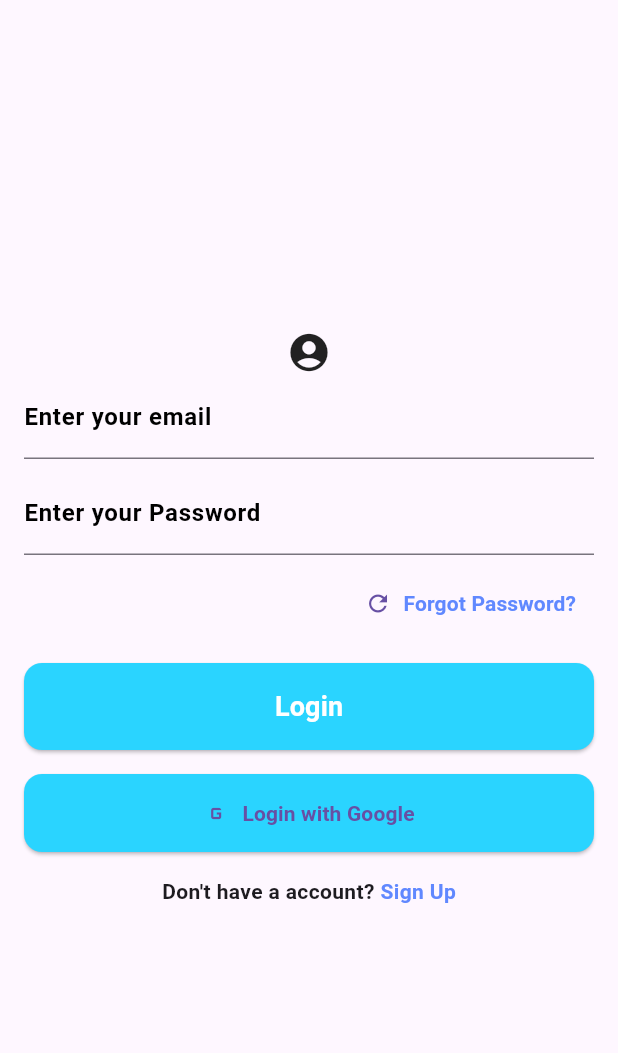
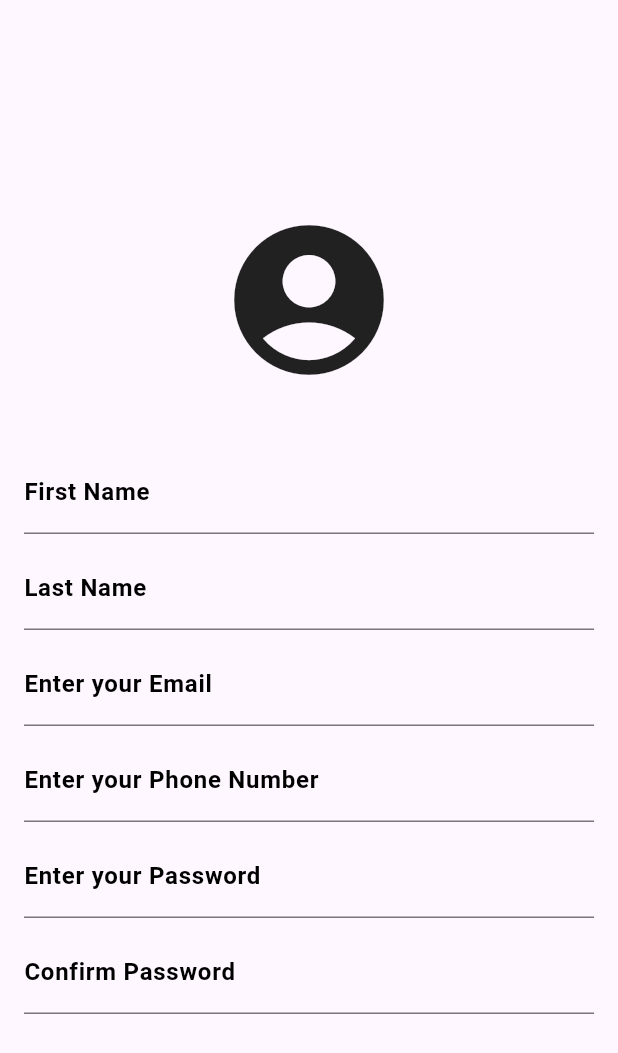
Before and after one commit to alsonmathias/application, a Flutter app: the screen it shows after launch, after a tap on "Sign Up", on a phone screen of 412 x 824 dp. Shown: the top 1053 px of the screen. Run offline on Flutter 3.47's test engine with Material 3 defaults, Android fonts, the phone set to English and light mode, and no system bars.

Commit message:
Done with signup but a issue in loading

```diff
--- a/lib/authenticationPages/mainLoginPage.dart
+++ b/lib/authenticationPages/mainLoginPage.dart
@@ -1,3 +1,5 @@
+import 'package:appli/HomePage/home_page.dart';
+import 'package:appli/authenticationPages/signUpPage.dart';
 import 'package:flutter/material.dart';
 
 class MainLoginPage extends StatefulWidget {
@@ -26,11 +28,12 @@ class _MainLoginPageState extends State<MainLoginPage> {
                 mainAxisAlignment: MainAxisAlignment.center,
                 crossAxisAlignment: CrossAxisAlignment.stretch,
                 children: [
-                  const Icon(Icons.account_circle, size: 30.0,)
-                  ,TextFormField(
+                  const Icon(Icons.account_circle, size: 120.0,),
+                  const SizedBox(height: 40.0),
+                  TextFormField(
                     decoration: const InputDecoration(
                       border: UnderlineInputBorder(),
-                      labelText: 'Enter your email',
+                      labelText: 'Enter your Email',
                       labelStyle: TextStyle(
                         color: Colors.black,
                         fontWeight: FontWeight.bold,
@@ -48,7 +51,7 @@ class _MainLoginPageState extends State<MainLoginPage> {
                     keyboardType: TextInputType.emailAddress,
                   ),
 
-                  const SizedBox(height: 8),
+                  const SizedBox(height: 16),
 
                   TextFormField(
                     decoration: const InputDecoration(
@@ -68,6 +71,7 @@ class _MainLoginPageState extends State<MainLoginPage> {
                         color: Colors.black45,
                       ),
                     ),
+                    keyboardType: TextInputType.emailAddress,
                   ),
                   const SizedBox(height: 8,),
                  Align(
@@ -98,7 +102,7 @@ class _MainLoginPageState extends State<MainLoginPage> {
 
                   const SizedBox(height: 16,),
                   ElevatedButton(
-                    onPressed: () {}
+                    onPressed: () {()=>const HomePage();}
                   ,
                    style: ElevatedButton.styleFrom(
                     padding: const EdgeInsets.symmetric(vertical: 16),
@@ -117,6 +121,10 @@ class _MainLoginPageState extends State<MainLoginPage> {
                    ),
                   ),
                   const SizedBox(height: 16,),
+                  const Divider(
+                    color: Colors.grey,
+                    thickness: 1.0,
+                  ),
                   ElevatedButton.icon(
                     onPressed: () {},
                      label: const Text(
@@ -139,14 +147,20 @@ class _MainLoginPageState extends State<MainLoginPage> {
                     mainAxisAlignment: MainAxisAlignment.center,
                     children: [
                       const Text(
-                        "Don't have a account? ",
+                        "Don't have an account? ",
                         style: TextStyle(
                           fontWeight: FontWeight.bold,
 
                         ),
                       ),
                       GestureDetector(
-                        onTap: () {},
+                        onTap: () {
+                          Navigator.push(
+                            context,
+                            MaterialPageRoute(
+                              builder: (context) => const SignUpPage(),)
+                            );
+                        },
                         child: const Text(
                           'Sign Up',
                           style: TextStyle(
--- /dev/null
+++ b/lib/authenticationPages/signUpPage.dart
@@ -0,0 +1,149 @@
+import 'package:flutter/material.dart';
+
+class SignUpPage extends StatefulWidget {
+  const SignUpPage({ Key? key }) : super(key: key);
+
+  @override
+  _SignUpPageState createState() => _SignUpPageState();
+}
+
+class _SignUpPageState extends State<SignUpPage> {
+  @override
+  Widget build(BuildContext context) {
+    return Scaffold(
+      body: SingleChildScrollView(
+        child: Center(
+          child: ConstrainedBox(
+            constraints: BoxConstraints(
+              maxHeight: MediaQuery.of(context)
+              .size
+              .height, //Take max height of the screen
+
+            ),
+            child:  Padding(
+              padding: const EdgeInsets.all(16),
+               child: Column(
+                mainAxisAlignment: MainAxisAlignment.center,
+                crossAxisAlignment: CrossAxisAlignment.stretch,
+                children: [
+                  const Icon(Icons.account_circle, size: 120.0,),
+                  const SizedBox(height: 40.0),
+                  TextFormField(
+                    decoration: const InputDecoration(
+                      border: UnderlineInputBorder(),
+                      labelText: 'First Name',
+                      labelStyle: TextStyle(
+                        color: Colors.black,
+                        fontWeight: FontWeight.bold,
+                      ),
+                      focusedBorder: UnderlineInputBorder(
+                        borderSide: BorderSide(
+                          color: Color.fromARGB(255, 19, 22, 112)
+                        )
+                      )
+                    ),
+                  ),
+                  const SizedBox(height: 8.0,),
+                  TextFormField(
+                    decoration: const InputDecoration(
+                      border: UnderlineInputBorder(),
+                      labelText: 'Last Name',
+                      labelStyle: TextStyle(
+                        color: Colors.black,
+                        fontWeight: FontWeight.bold,
+                      ),
+                      focusedBorder: UnderlineInputBorder(
+                        borderSide: BorderSide(
+                          color: Color.fromARGB(255, 19, 22, 112)
+                        )
+                      )
+                    ),
+                  ),
+                  const SizedBox(height: 8.0,),
+                  TextFormField(
+                    decoration: const InputDecoration(
+                      border: UnderlineInputBorder(),
+                      labelText: 'Enter your Email',
+                      labelStyle: TextStyle(
+                        color: Colors.black,
+                        fontWeight: FontWeight.bold,
+                      ),
+                      focusedBorder: UnderlineInputBorder(
+                        borderSide: BorderSide(
+                          color: Color.fromARGB(255, 19, 22, 112)
+                        ),
+
+                      ),
+                      hintStyle: TextStyle(
+                        color: Colors.black45,
+                      ),
+                    ),
+                    keyboardType: TextInputType.emailAddress,
+                  ),
+                  const SizedBox(height: 8.0,),
+                  TextFormField(
+                    decoration: const InputDecoration(
+                      border: UnderlineInputBorder(),
+                      labelText: 'Enter your Phone Number',
+                      labelStyle: TextStyle(
+                        color: Colors.black,
+                        fontWeight: FontWeight.bold,
+                      ),
+                      focusedBorder: UnderlineInputBorder(
+                        borderSide: BorderSide(
+                          color: Color.fromARGB(255, 19, 22, 112)
+                        ),
+
+                      ),
+
+                    ),
+                    keyboardType: TextInputType.number,
+                  ),
+                  const SizedBox(height: 8.0,),
+                  TextFormField(
+                    decoration: const InputDecoration(
+                      border: UnderlineInputBorder(),
+                      labelText: 'Enter your Password',
+                      labelStyle: TextStyle(
+                        color: Colors.black,
+                        fontWeight: FontWeight.bold,
+                      ),
+                      focusedBorder: UnderlineInputBorder(
+                        borderSide: BorderSide(
+                          color: Color.fromARGB(255, 19, 22, 112)
+                        ),
+
+                      ),
+
+                    ),
+
+                  ),
+                  const SizedBox(height: 8.0,),
+                  TextFormField(
+                    decoration: const InputDecoration(
+                      border: UnderlineInputBorder(),
+                      labelText: 'Confirm Password',
+                      labelStyle: TextStyle(
+                        color: Colors.black,
+                        fontWeight: FontWeight.bold,
+                      ),
+                      focusedBorder: UnderlineInputBorder(
+                        borderSide: BorderSide(
+                          color: Color.fromARGB(255, 19, 22, 112)
+                        ),
+
+                      ),
+
+                    ),
+                  ),
+                  const SizedBox(height: 8.0,)
+                ],
+               ),
+            ),
+          )
+        )
+      )
+
+    );
+  }
+}
```
